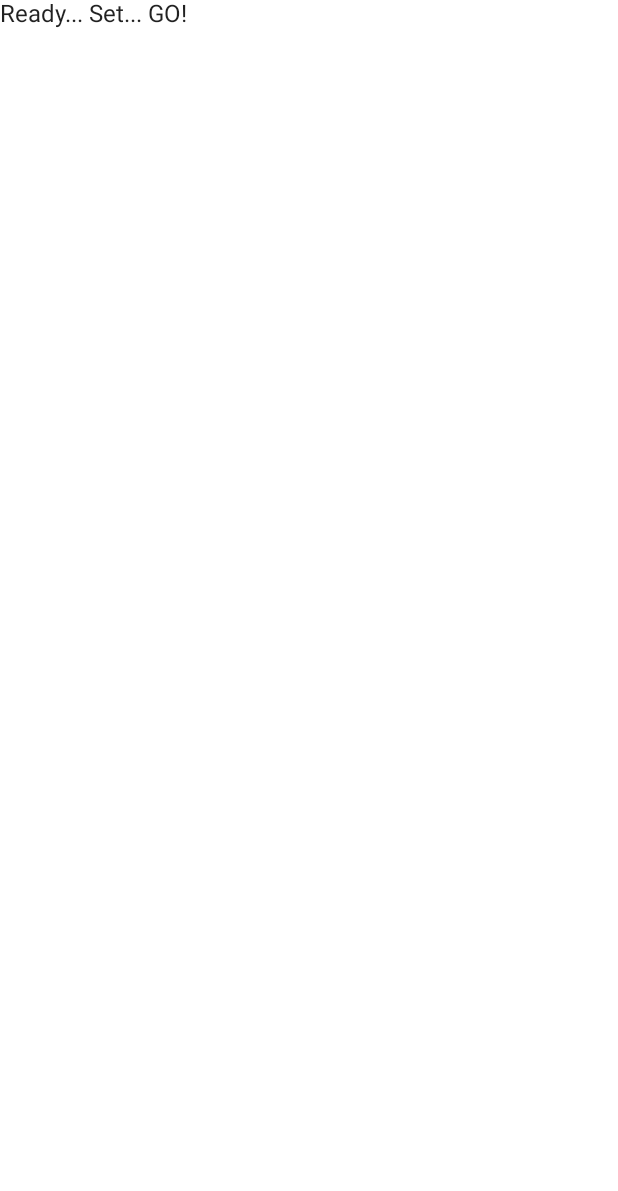
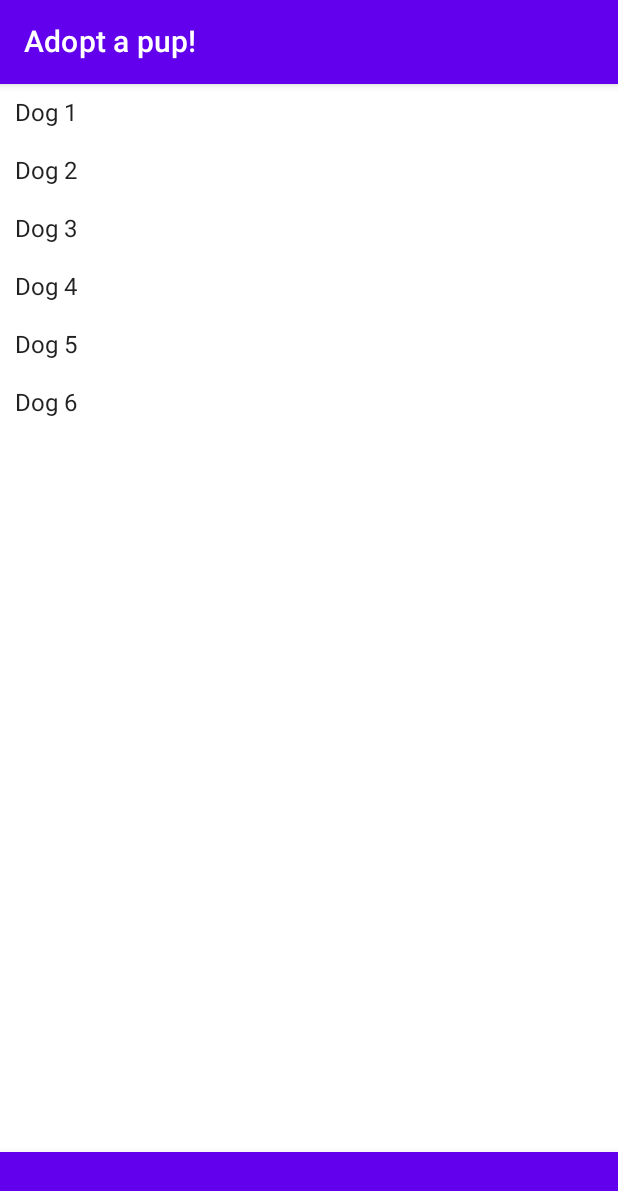
Before and after one commit to peterfortuin/AndroidDevChallenge-Week1, an Android app built with Jetpack Compose: the screen it shows after launch (MainActivity), on a phone screen of 412 x 824 dp. Before the commit the part shown is almost empty. Shown: the top 1191 px of the screen. Run offline under Robolectric (Android 15) with nearby library versions, the phone set to English and light mode, and no system bars.

Commit message:
Added puppy list

```diff
--- a/app/src/main/java/com/example/androiddevchallenge/MainActivity.kt
+++ b/app/src/main/java/com/example/androiddevchallenge/MainActivity.kt
@@ -20,9 +20,9 @@ import androidx.activity.compose.setContent
 import androidx.appcompat.app.AppCompatActivity
 import androidx.compose.material.MaterialTheme
 import androidx.compose.material.Surface
-import androidx.compose.material.Text
 import androidx.compose.runtime.Composable
 import androidx.compose.ui.tooling.preview.Preview
+import com.example.androiddevchallenge.ui.PuppyAdoptionScreen
 import com.example.androiddevchallenge.ui.theme.MyTheme
 
 class MainActivity : AppCompatActivity() {
@@ -40,7 +40,7 @@ class MainActivity : AppCompatActivity() {
 @Composable
 fun MyApp() {
     Surface(color = MaterialTheme.colors.background) {
-        Text(text = "Ready... Set... GO!")
+        PuppyAdoptionScreen()
     }
 }
 
--- /dev/null
+++ b/app/src/main/java/com/example/androiddevchallenge/model/Puppy.kt
@@ -0,0 +1,21 @@
+/*
+ * Copyright 2021 The Android Open Source Project
+ *
+ * Licensed under the Apache License, Version 2.0 (the "License");
+ * you may not use this file except in compliance with the License.
+ * You may obtain a copy of the License at
+ *
+ *     https://www.apache.org/licenses/LICENSE-2.0
+ *
+ * Unless required by applicable law or agreed to in writing, software
+ * distributed under the License is distributed on an "AS IS" BASIS,
+ * WITHOUT WARRANTIES OR CONDITIONS OF ANY KIND, either express or implied.
+ * See the License for the specific language governing permissions and
+ * limitations under the License.
+ */
+package com.example.androiddevchallenge.model
+
+data class Puppy(
+    val name: String,
+    val picture: String
+)
--- /dev/null
+++ b/app/src/main/java/com/example/androiddevchallenge/ui/PuppyAdoptionListScreen.kt
@@ -0,0 +1,92 @@
+/*
+ * Copyright 2021 The Android Open Source Project
+ *
+ * Licensed under the Apache License, Version 2.0 (the "License");
+ * you may not use this file except in compliance with the License.
+ * You may obtain a copy of the License at
+ *
+ *     https://www.apache.org/licenses/LICENSE-2.0
+ *
+ * Unless required by applicable law or agreed to in writing, software
+ * distributed under the License is distributed on an "AS IS" BASIS,
+ * WITHOUT WARRANTIES OR CONDITIONS OF ANY KIND, either express or implied.
+ * See the License for the specific language governing permissions and
+ * limitations under the License.
+ */
+package com.example.androiddevchallenge.ui
+
+import androidx.compose.foundation.layout.Row
+import androidx.compose.foundation.layout.padding
+import androidx.compose.foundation.lazy.LazyColumn
+import androidx.compose.foundation.lazy.items
+import androidx.compose.material.BottomAppBar
+import androidx.compose.material.Scaffold
+import androidx.compose.material.Text
+import androidx.compose.material.TopAppBar
+import androidx.compose.runtime.Composable
+import androidx.compose.ui.Modifier
+import androidx.compose.ui.tooling.preview.Preview
+import androidx.compose.ui.unit.dp
+import com.example.androiddevchallenge.model.Puppy
+import com.example.androiddevchallenge.ui.theme.MyTheme
+
+@Composable
+fun PuppyAdoptionScreen() {
+    Scaffold(
+        topBar = {
+            TopAppBar(
+                title = {
+                    Text(text = "Adopt a pup!")
+                }
+            )
+        },
+        bottomBar = {
+            BottomAppBar {}
+        }
+    ) {
+        PuppyList()
+    }
+}
+
+@Composable
+fun PuppyList() {
+    val puppies = listOf<Puppy>(
+        Puppy("Dog 1", ""),
+        Puppy("Dog 2", ""),
+        Puppy("Dog 3", ""),
+        Puppy("Dog 4", ""),
+        Puppy("Dog 5", ""),
+        Puppy("Dog 6", ""),
+    )
+    LazyColumn() {
+        items(
+            puppies,
+            itemContent = { puppy ->
+                PuppyItem(puppy)
+            }
+        )
+    }
+}
+
+@Composable
+fun PuppyItem(puppy: Puppy) {
+    Row(modifier = Modifier.padding(10.dp)) {
+        Text(text = puppy.name)
+    }
+}
+
+@Preview("Light Theme", widthDp = 360, heightDp = 640)
+@Composable
+fun LightPreview() {
+    MyTheme {
+        PuppyAdoptionScreen()
+    }
+}
+
+@Preview("Dark Theme", widthDp = 360, heightDp = 640)
+@Composable
+fun DarkPreview() {
+    MyTheme(darkTheme = true) {
+        PuppyAdoptionScreen()
+    }
+}
```
